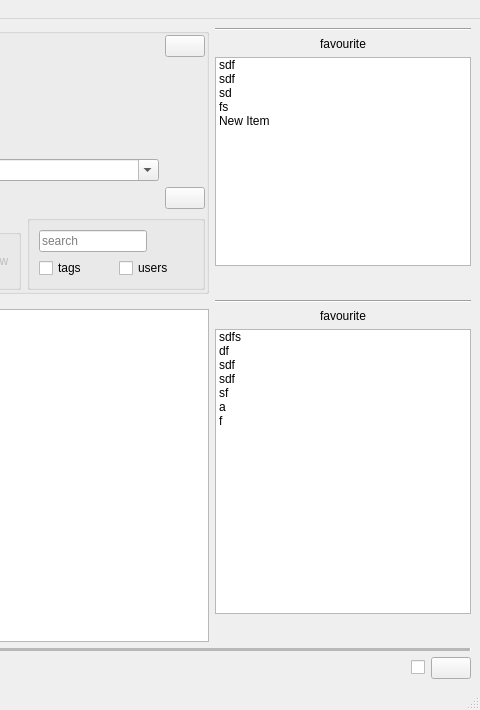
Before: the Qt Designer form rbhusUI/lib/rbhusPipeMainMod.ui in aumanimationstudios/rbhus, drawn with Qt 5; both pictures show x 706 to 1186 and y 0 to 710 of the 1186 by 710 pixel window.
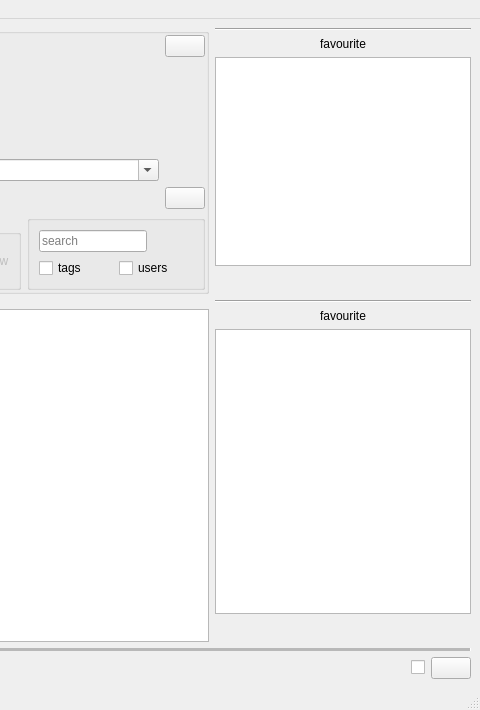
After: the same form once the commit is applied.

```diff
--- a/rbhusUI/lib/rbhusPipeMainMod.ui
+++ b/rbhusUI/lib/rbhusPipeMainMod.ui
@@ -748,34 +748,6 @@
           <verstretch>0</verstretch>
          </sizepolicy>
         </property>
-        <item>
-         <property name="text">
-          <string>sdf</string>
-         </property>
-         <property name="flags">
-          <set>ItemIsSelectable|ItemIsEditable|ItemIsDragEnabled|ItemIsUserCheckable|ItemIsEnabled</set>
-         </property>
-        </item>
-        <item>
-         <property name="text">
-          <string>sdf</string>
-         </property>
-        </item>
-        <item>
-         <property name="text">
-          <string>sd</string>
-         </property>
-        </item>
-        <item>
-         <property name="text">
-          <string>fs</string>
-         </property>
-        </item>
-        <item>
-         <property name="text">
-          <string>New Item</string>
-         </property>
-        </item>
        </widget>
       </item>
       <item>
@@ -907,41 +879,6 @@
                 <verstretch>0</verstretch>
                </sizepolicy>
               </property>
-              <item>
-               <property name="text">
-                <string>sdfs</string>
-               </property>
-              </item>
-              <item>
-               <property name="text">
-                <string>df</string>
-               </property>
-              </item>
-              <item>
-               <property name="text">
-                <string>sdf</string>
-               </property>
-              </item>
-              <item>
-               <property name="text">
-                <string>sdf</string>
-               </property>
-              </item>
-              <item>
-               <property name="text">
-                <string>sf</string>
-               </property>
-              </item>
-              <item>
-               <property name="text">
-                <string>a</string>
-               </property>
-              </item>
-              <item>
-               <property name="text">
-                <string>f</string>
-               </property>
-              </item>
              </widget>
             </item>
             <item>
```
